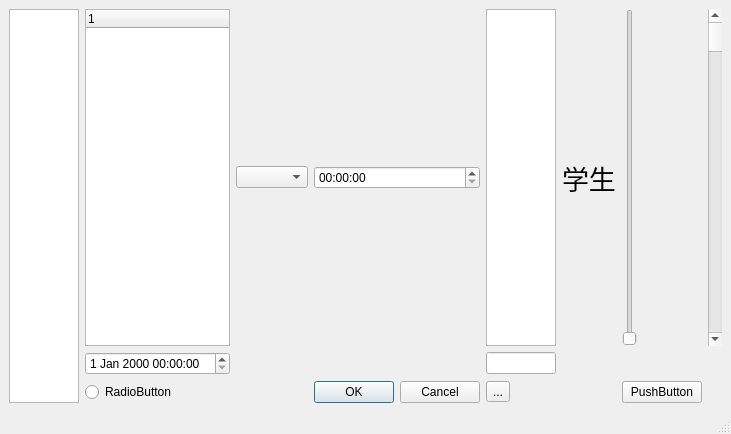
Old version of the form ui/Student.ui in the repository Desmond121/CEESS.
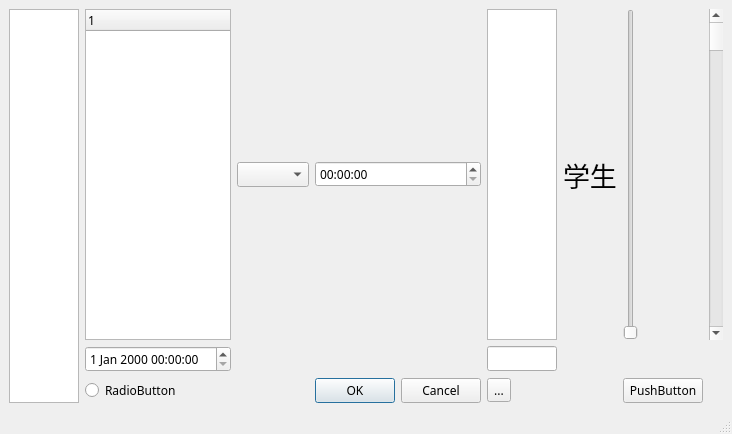
New version of the form.

Diff of the .ui file:
```diff
--- a/ui/Student.ui
+++ b/ui/Student.ui
@@ -10,6 +10,11 @@
     <height>434</height>
    </rect>
   </property>
+  <property name="font">
+   <font>
+    <family>AcadEref</family>
+   </font>
+  </property>
   <property name="windowTitle">
    <string>MainWindow</string>
   </property>
@@ -38,6 +43,7 @@
      <widget class="QLabel" name="label">
       <property name="font">
        <font>
+        <family>AcadEref</family>
         <pointsize>20</pointsize>
        </font>
       </property>
```
Left out of the diff: 4 changed lines with no effect on the pictures.
